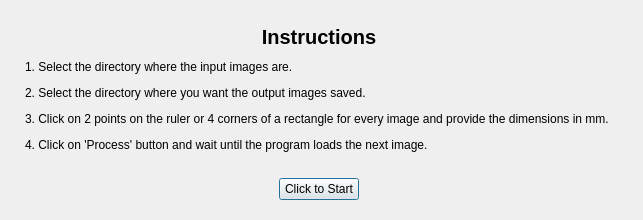
Qt form dissection_photo/retrospective_correction/DialogWelcome.ui (freesurfer/freesurfer) before a commit.
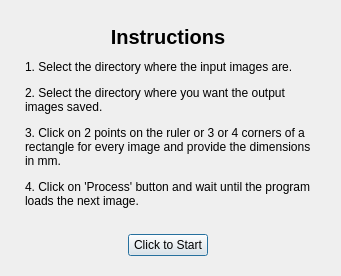
The same form after that commit.

Commit message: Added 3 points option for retrospective_correction

Diff of the .ui file:
```diff
--- a/dissection_photo/retrospective_correction/DialogWelcome.ui
+++ b/dissection_photo/retrospective_correction/DialogWelcome.ui
@@ -6,7 +6,7 @@
    <rect>
     <x>0</x>
     <y>0</y>
-    <width>641</width>
+    <width>706</width>
     <height>287</height>
    </rect>
   </property>
@@ -64,10 +64,10 @@
    <item>
     <widget class="QLabel" name="label_2">
      <property name="text">
-      <string>&lt;p&gt;1. Select the directory where the input images are. &lt;/p&gt;&lt;p&gt;2. Select the directory where you want the output images saved.&lt;/p&gt;&lt;p&gt;3. Click on 2 points on the ruler or 4 corners of a rectangle for every image and provide the dimensions in mm. &lt;/p&gt;&lt;p&gt;4. Click on 'Process' button and wait until the program loads the next image.&lt;/p&gt;</string>
+      <string>&lt;p&gt;1. Select the directory where the input images are. &lt;/p&gt;&lt;p&gt;2. Select the directory where you want the output images saved.&lt;/p&gt;&lt;p&gt;3. Click on 2 points on the ruler or 3 or 4 corners of a rectangle for every image and provide the dimensions in mm. &lt;/p&gt;&lt;p&gt;4. Click on 'Process' button and wait until the program loads the next image.&lt;/p&gt;</string>
      </property>
      <property name="wordWrap">
-      <bool>false</bool>
+      <bool>true</bool>
      </property>
     </widget>
    </item>
```
The commit also changes 4 other files.
